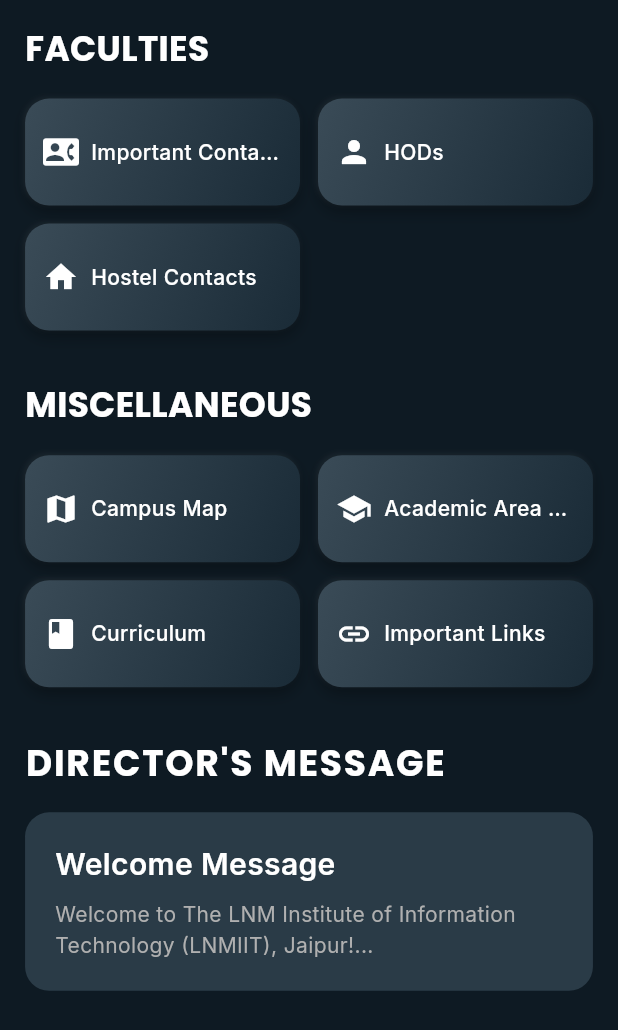
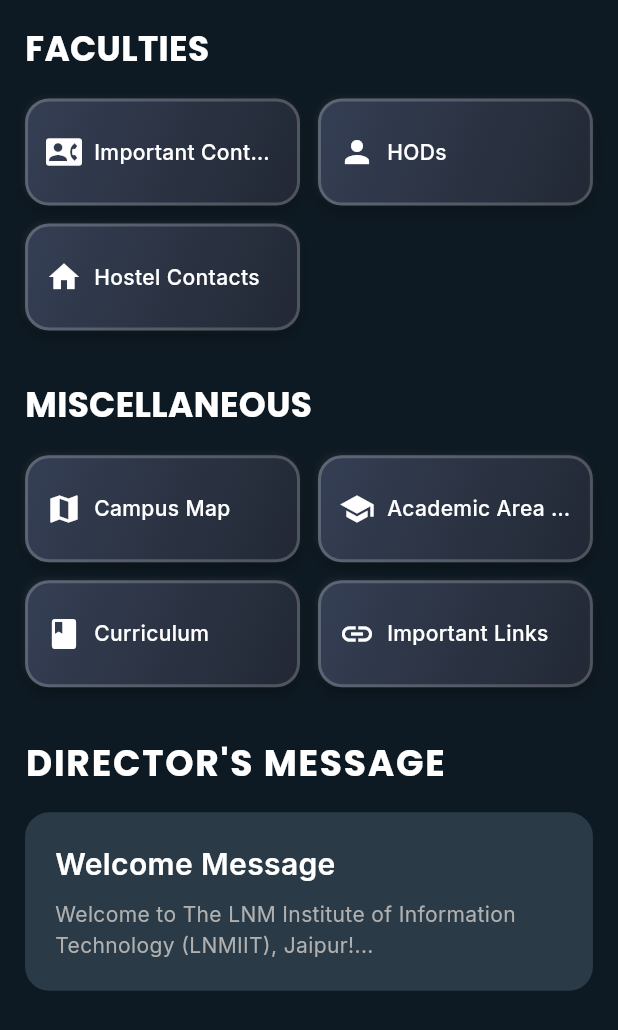
Before and after one commit to ZenithRizz/ccell, a Flutter app: the LNMPage screen opened directly, on a phone screen of 412 x 824 dp. Shown: the top 1030 px of the screen. Run offline on Flutter 3.47's test engine with Material 3 defaults, Android fonts, the phone set to English and light mode, and no system bars; our stand-ins replace dio, firebase_auth, firebase_core, firebase_messaging, flutter_local_notifications, flutter_screenutil and 6 more; missing offline and left inert: pwa_install, syncfusion_flutter_pdfviewer; accounts and stored records are empty.

Commit message:
minor changes

```diff
--- a/lib/lnm_page.dart
+++ b/lib/lnm_page.dart
@@ -133,13 +133,9 @@ class LNMPage extends StatelessWidget {
               gradient: const LinearGradient(
                 begin: Alignment.topLeft,
                 end: Alignment.bottomRight,
-                colors: [
-                  Color(0xFF3A4B57),
-                  Color(0xFF2A3B47),
-                  Color(0xFF1A2B37),
-                ],
-                stops: [0.0, 0.5, 1.0],
+                colors: [Color(0xFF353F54), Color(0xFF222834)],
               ),
+              border: Border.all(color: Colors.white.withOpacity(0.2), width: 2),
               borderRadius: BorderRadius.circular(16),
               boxShadow: [
                 BoxShadow(
```
